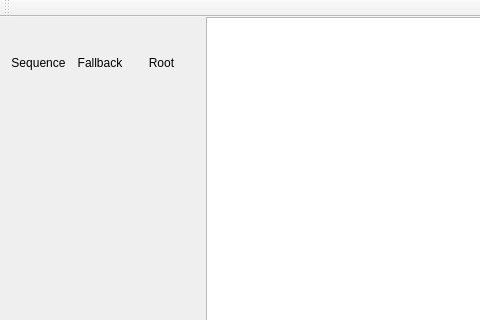
Qt form BehaviourTree/mainwindow.ui (MykolaNemo/Simulation) before a commit; both pictures show x 0 to 480 and y 0 to 320 of the 874 by 543 pixel window.
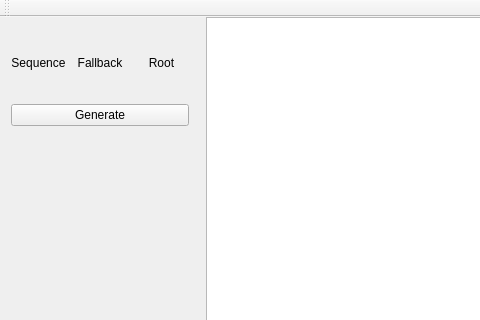
The same form after that commit. Custom widgets are drawn as their Qt base class.

The edit to the form file:
```diff
--- a/BehaviourTree/mainwindow.ui
+++ b/BehaviourTree/mainwindow.ui
@@ -94,6 +94,13 @@
          </item>
         </layout>
        </item>
+       <item>
+        <widget class="QPushButton" name="generateButton">
+         <property name="text">
+          <string>Generate</string>
+         </property>
+        </widget>
+       </item>
        <item>
         <spacer name="verticalSpacer">
          <property name="orientation">
```
